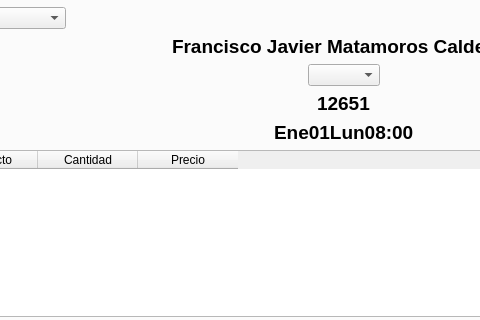
Before: the Qt Designer form mainwindow.ui in MatamorosF3/RecordsFiles, drawn with Qt 5; both pictures show x 87 to 567 and y 105 to 425 of the 861 by 552 pixel window.
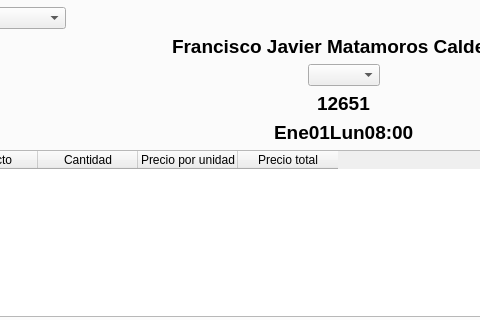
After: the same form once the commit is applied.

Commit message: update sobre las consultas con indice

Diff of the .ui file:
```diff
--- a/mainwindow.ui
+++ b/mainwindow.ui
@@ -391,7 +391,12 @@
               </column>
               <column>
                <property name="text">
-                <string>Precio</string>
+                <string>Precio por unidad</string>
+               </property>
+              </column>
+              <column>
+               <property name="text">
+                <string>Precio total</string>
                </property>
               </column>
              </widget>
```
The commit also changes 2 other files.
